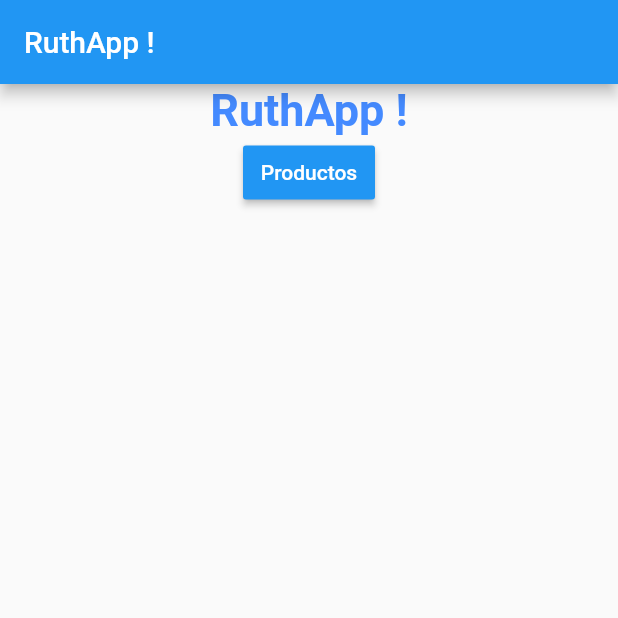
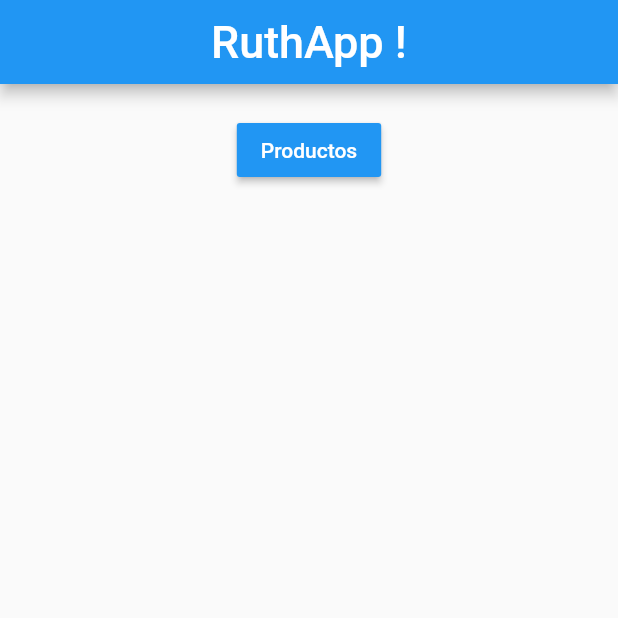
Before and after one commit to stevencode5/RuthApp, a Flutter app: the screen it shows after launch, on a phone screen of 412 x 824 dp, the top half of it. Run offline on Flutter 3.47's test engine with Material 2 defaults, Android fonts, the phone set to English and light mode, and no system bars.

Commit message:
Ordenamiento de pagina inicial

```diff
--- a/lib/ruthapp.dart
+++ b/lib/ruthapp.dart
@@ -13,28 +13,32 @@ class _RuthAppState extends State<RuthApp> {
   Widget build(BuildContext context) {
     return Scaffold(
       appBar: AppBar(
-        title: Text("RuthApp !"),
+        centerTitle: true,
+        title: Text(
+          "RuthApp !",
+          style: TextStyle(
+            fontSize: 30
+          ),
+          ),
       ),
       body: Container(
           child: Center(
               child: Column(
         children: <Widget>[
-          Text("RuthApp !",
-              style: TextStyle(
-              fontSize: 30,
-              color: Colors.blueAccent,
-              fontWeight: FontWeight.bold)),
-          RaisedButton(
-              padding: const EdgeInsets.all(8.0),
+          Container(
+            padding: EdgeInsets.all(20),
+            child: RaisedButton(
                 textColor: Colors.white,
                 color: Colors.blue,
                 onPressed: () {
                   Navigator.push(
                     context,
-                  MaterialPageRoute(builder: (context) => ConsultaProductos()),
+                    MaterialPageRoute(
+                        builder: (context) => ConsultaProductos()),
                   );
                 },
                 child: new Text("Productos")),
+          )
         ],
       ))),
     );
```
Lines whose indentation alone changed are shown as unchanged.
